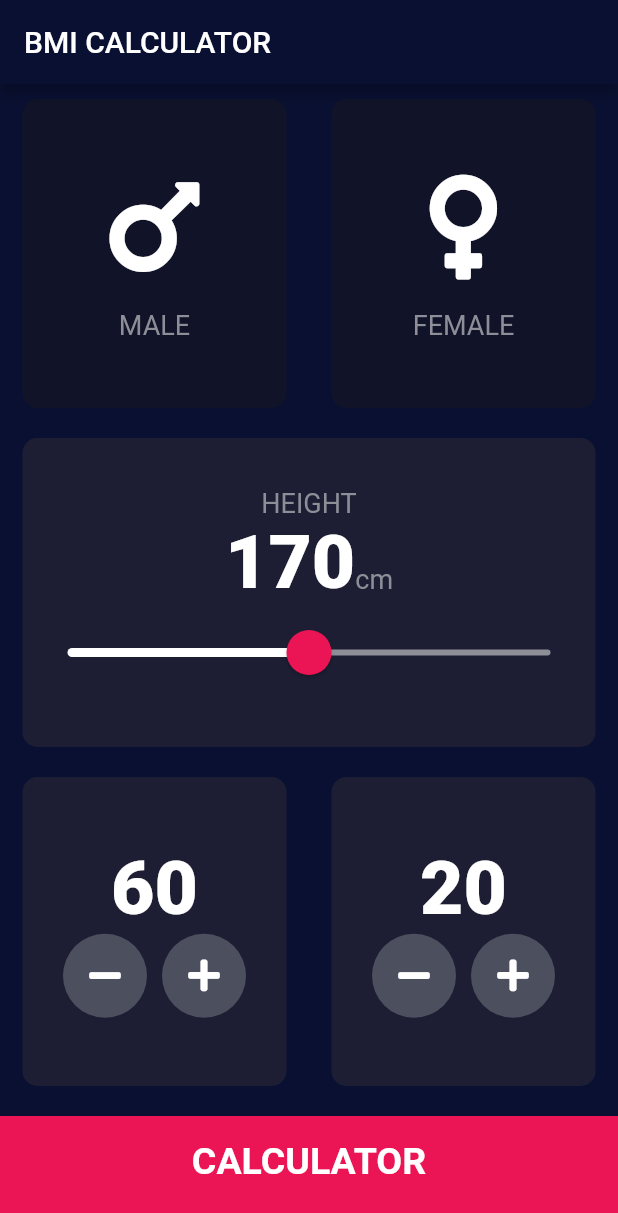
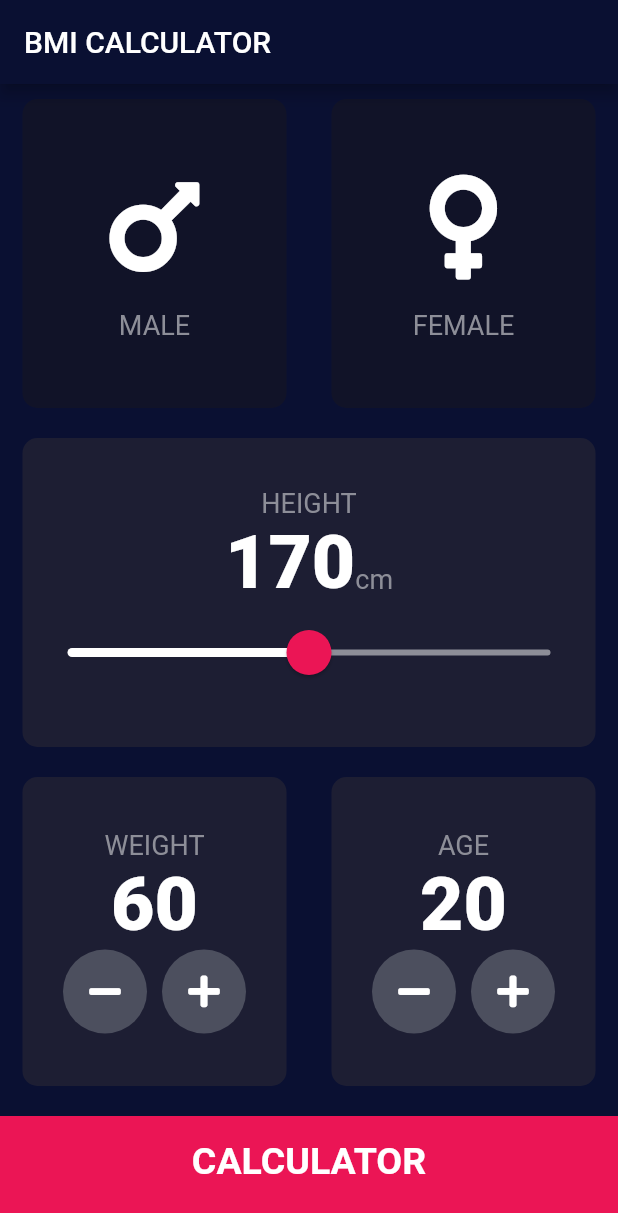
Before and after one commit to Syamgith/BMI-Calculator-flutter, a Flutter app: the screen it shows after launch, on a phone screen of 412 x 824 dp. Shown: the top 1213 px of the screen. Run offline on Flutter 3.47's test engine with Material 2 defaults, Android fonts, the phone set to English and light mode, and no system bars; our stand-ins replace font_awesome_flutter.

Commit message:
fixed bugs

```diff
--- a/lib/screens/input_page.dart
+++ b/lib/screens/input_page.dart
@@ -128,6 +128,10 @@ class _InputPageState extends State<InputPage> {
                         mainAxisAlignment: MainAxisAlignment.center,
                         children: <Widget>[
                           Text(
+                            'WEIGHT',
+                            style: kLabelTextStyle,
+                          ),
+                          Text(
                             weight.toString(),
                             style: kBigTextStyle,
                           ),
@@ -163,6 +167,10 @@ class _InputPageState extends State<InputPage> {
                       cardChild: Column(
                         mainAxisAlignment: MainAxisAlignment.center,
                         children: <Widget>[
+                          Text(
+                            'AGE',
+                            style: kLabelTextStyle,
+                          ),
                           Text(
                             age.toString(),
                             style: kBigTextStyle,
@@ -207,9 +215,9 @@ class _InputPageState extends State<InputPage> {
                   context,
                   MaterialPageRoute(
                     builder: (context) => ResultsPage(
+                      bmiResult: calc.calculateBMI(),
                       resultDescription: calc.getInterpretation(),
                       resultTitle: calc.getResult(),
-                      bmiResult: calc.calculateBMI(),
                     ),
                   ),
                 );
--- a/lib/screens/results_page.dart
+++ b/lib/screens/results_page.dart
@@ -4,10 +4,7 @@ import 'package:bmi_calculator/constants.dart';
 import 'package:flutter/material.dart';
 
 class ResultsPage extends StatelessWidget {
-  ResultsPage(
-      {@required this.bmiResult,
-      @required this.resultDescription,
-      @required this.resultTitle});
+  ResultsPage({this.bmiResult, this.resultDescription, this.resultTitle});
   final String resultTitle;
   final String bmiResult;
   final String resultDescription;
```
